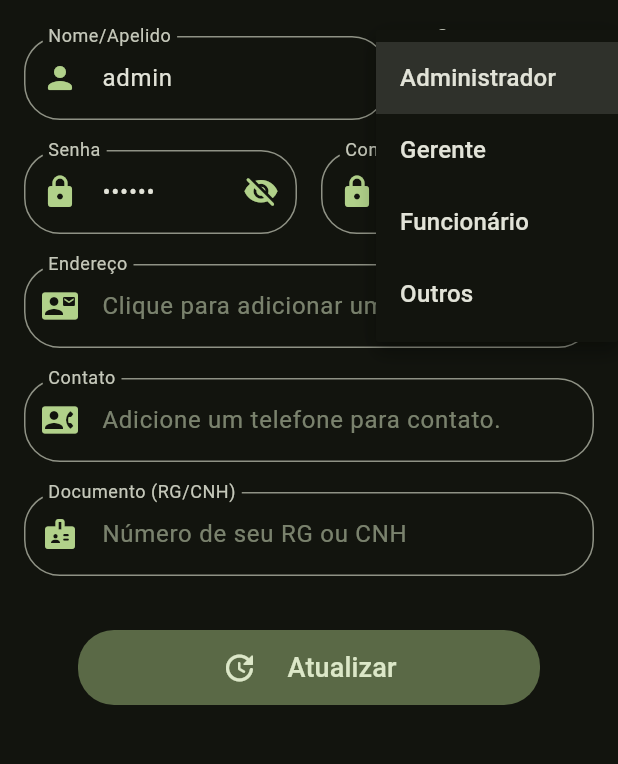
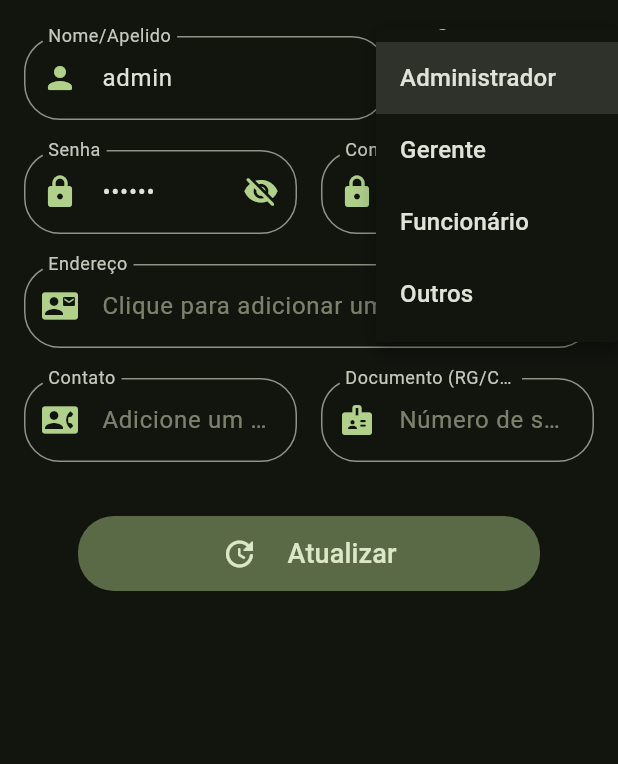
Before and after one commit to rudsonalves/acougue, a Flutter app: the EditUserPage screen opened by its route, after a tap on "Administrador", on a phone screen of 412 x 824 dp, the part 351-1115 px from its top. Run offline on Flutter 3.47's test engine with Material 3 defaults, Android fonts, the phone set to English and light mode, and no system bars; Roboto replaces fonts that are missing (Assistant).

Commit message:
2025/04/09 - version: 0.10.00+07
### Enhance Address and User Form Usability with Layout and Behavior Updates

This commit improves form input usability and layout consistency across the address and user editing interfaces. It includes enhancements for responsive design, form interaction constraints (like `readOnly` fields), and layout alignment for better UX across screen sizes.

### Modified Files

- **lib/ui/core/themes/dimens.dart**
  - Adjusted `desktop` layout values:
    - Changed `paddingScreenAll` from shared `Dimens.paddingAll` to fixed `15.0`.
    - Reduced `paddingScreenHorizontal` from `100.0` to `25.0` for better usability on wider screens.

- **lib/ui/core/ui/text_fields/basic_text_field.dart**
  - Added a `readOnly` parameter to allow non-editable text fields.
  - Passed the `readOnly` flag to the `TextFormField` widget.

- **lib/ui/features/address/address_page.dart**
  - Triggered a `setState()` call after address initialization to ensure form fields are updated visually when loading existing address data.

- **lib/ui/features/edit_user/edit_user_page.dart**
  - Marked the address field as `readOnly` to prevent manual editing; navigation to a specific form page is now required for updates.
  - Refactored the layout for "Contato" and "Documento" fields into a horizontal row using `Expanded`, enhancing UI consistency and readability.
  - Called `setState()` after loading and populating the address data to ensure immediate UI refresh.

### Conclusão

These adjustments significantly improve form behavior, visual consistency, and user interaction flow, particularly on desktop screens or wider mobile devices. The changes ensure data is correctly displayed and edited only through designated workflows.

```diff
--- a/lib/ui/core/themes/dimens.dart
+++ b/lib/ui/core/themes/dimens.dart
@@ -53,7 +53,7 @@ abstract final class Dimens {
   factory Dimens.of(BuildContext context) => switch (MediaQuery.sizeOf(
     context,
   ).width) {
-    > 600 && < 840 => desktop,
+    > 600 => desktop,
     _ => mobile,
   };
 }
@@ -90,10 +90,10 @@ final class _DimensMobile extends Dimens {
 /// Desktop/Web dimensions
 final class _DimensDesktop extends Dimens {
   @override
-  final double paddingScreenAll = Dimens.paddingAll;
+  final double paddingScreenAll = 15.0;
 
   @override
-  final double paddingScreenHorizontal = 100.0;
+  final double paddingScreenHorizontal = 25.0;
 
   @override
   final double paddingScreenVertical = 64.0;
--- a/lib/ui/core/ui/text_fields/basic_text_field.dart
+++ b/lib/ui/core/ui/text_fields/basic_text_field.dart
@@ -18,6 +18,7 @@ class BasicTextField extends StatefulWidget {
   final void Function()? onEditingComplete;
   final FocusNode? focusNode;
   final String? Function(String?)? validator;
+  final bool readOnly;
 
   const BasicTextField({
     super.key,
@@ -36,6 +37,7 @@ class BasicTextField extends StatefulWidget {
     this.focusNode,
     this.onEditingComplete,
     this.validator,
+    this.readOnly = false,
   });
 
   @override
@@ -68,6 +70,7 @@ class _BasicTextFieldState extends State<BasicTextField> {
       autovalidateMode: autoValidate,
       controller: widget.controller,
       focusNode: widget.focusNode,
+      readOnly: widget.readOnly,
       textCapitalization: widget.textCapitalization,
       textInputAction: widget.textInputAction,
       keyboardType: widget.keyboardType,
--- a/lib/ui/features/address/address_page.dart
+++ b/lib/ui/features/address/address_page.dart
@@ -306,5 +306,7 @@ class _AddressPageState extends State<AddressPage> {
     _cityController.text = address.city;
     _selectedState = BrStates.values.byName(address.state);
     _selectedAddressType = address.type;
+
+    setState(() {});
   }
 }
--- a/lib/ui/features/edit_user/edit_user_page.dart
+++ b/lib/ui/features/edit_user/edit_user_page.dart
@@ -194,6 +194,7 @@ class _EditUserPageState extends State<EditUserPage> {
                         labelText: 'Endereço',
                         hintText: 'Clique para adicionar um endereço.',
                         controller: _addressController,
+                        readOnly: true,
                         validator:
                             _selectedPosition == Positions.admin
                                 ? null
@@ -206,7 +207,11 @@ class _EditUserPageState extends State<EditUserPage> {
                       ),
                     ),
                   ),
-                  BasicTextField(
+                  Row(
+                    spacing: dimens.spacingHorizontal * 2,
+                    children: [
+                      Expanded(
+                        child: BasicTextField(
                           labelText: 'Contato',
                           hintText: 'Adicione um telefone para contato.',
                           controller: _contactController,
@@ -217,7 +222,9 @@ class _EditUserPageState extends State<EditUserPage> {
                             color: colorScheme.primary,
                           ),
                         ),
-                  BasicTextField(
+                      ),
+                      Expanded(
+                        child: BasicTextField(
                           labelText: 'Documento (RG/CNH)',
                           hintText: 'Número de seu RG ou CNH',
                           controller: _documentController,
@@ -227,6 +234,9 @@ class _EditUserPageState extends State<EditUserPage> {
                             Icons.badge_rounded,
                             color: colorScheme.primary,
                           ),
+                        ),
+                      ),
+                    ],
                   ),
                 ],
               ),
@@ -316,6 +326,8 @@ class _EditUserPageState extends State<EditUserPage> {
         _addressController.text = _editViewModel.address!.fullAddress;
       }
     }
+
+    setState(() {});
   }
 
   void _goToAddressPage() {
--- a/pubspec.yaml
+++ b/pubspec.yaml
@@ -1,7 +1,7 @@
 name: acougue
 description: "A new Flutter project."
 publish_to: 'none'
-version: 0.01.02+06
+version: 0.10.00+07
 
 environment:
   sdk: ^3.7.2
```
Also changed, not shown: 1 other file. Lines whose indentation alone changed are shown as unchanged.
